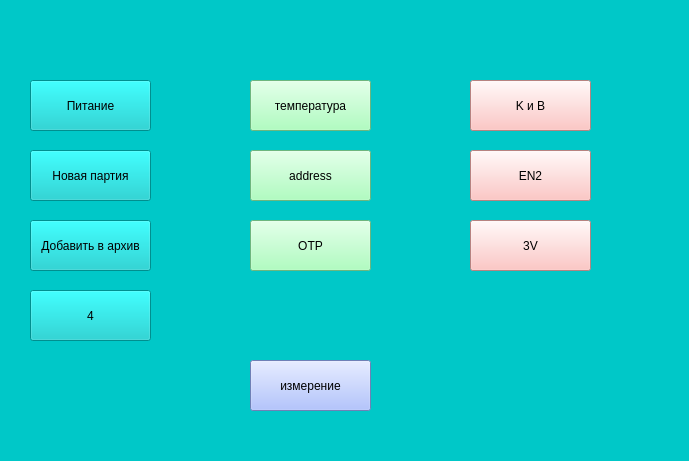
Qt form program/ui/commands_OneWire_New.ui (Alekcei94/new_programator) before a commit.
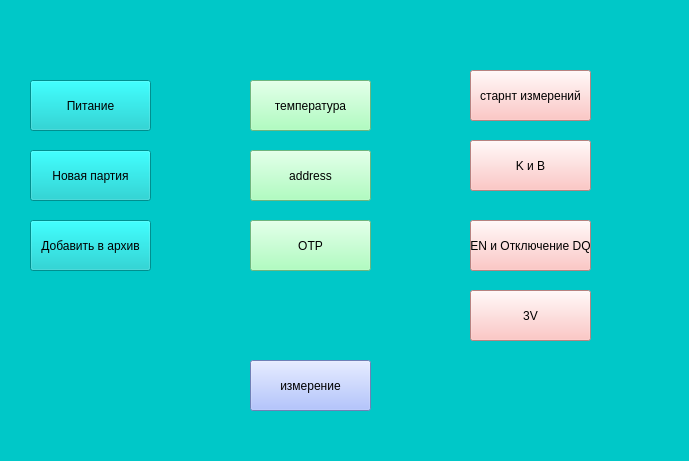
The same form after that commit.

Commit message: Изменено основное меню работы с аналоговым датчиком

Patch:
```diff
--- a/program/ui/commands_OneWire_New.ui
+++ b/program/ui/commands_OneWire_New.ui
@@ -74,14 +74,17 @@
    <widget class="QPushButton" name="test4Button">
     <property name="geometry">
      <rect>
-      <x>30</x>
-      <y>290</y>
+      <x>470</x>
+      <y>70</y>
       <width>121</width>
       <height>51</height>
      </rect>
     </property>
+    <property name="styleSheet">
+     <string notr="true">background-color: rgb(255, 183, 180);</string>
+    </property>
     <property name="text">
-     <string>4</string>
+     <string>старнт измерений</string>
     </property>
    </widget>
    <widget class="QPushButton" name="readTempButton">
@@ -136,7 +139,7 @@
     <property name="geometry">
      <rect>
       <x>470</x>
-      <y>80</y>
+      <y>140</y>
       <width>121</width>
       <height>51</height>
      </rect>
@@ -152,7 +155,7 @@
     <property name="geometry">
      <rect>
       <x>470</x>
-      <y>220</y>
+      <y>290</y>
       <width>121</width>
       <height>51</height>
      </rect>
@@ -168,7 +171,7 @@
     <property name="geometry">
      <rect>
       <x>470</x>
-      <y>150</y>
+      <y>220</y>
       <width>121</width>
       <height>51</height>
      </rect>
@@ -177,7 +180,7 @@
      <string notr="true">background-color: rgb(255, 183, 180);</string>
     </property>
     <property name="text">
-     <string>EN2</string>
+     <string>EN и Отключение DQ</string>
     </property>
    </widget>
    <widget class="QPushButton" name="startButton">
```
Left out of the diff: 10 changed lines with no effect on the pictures. The commit also changes 2 other files.
